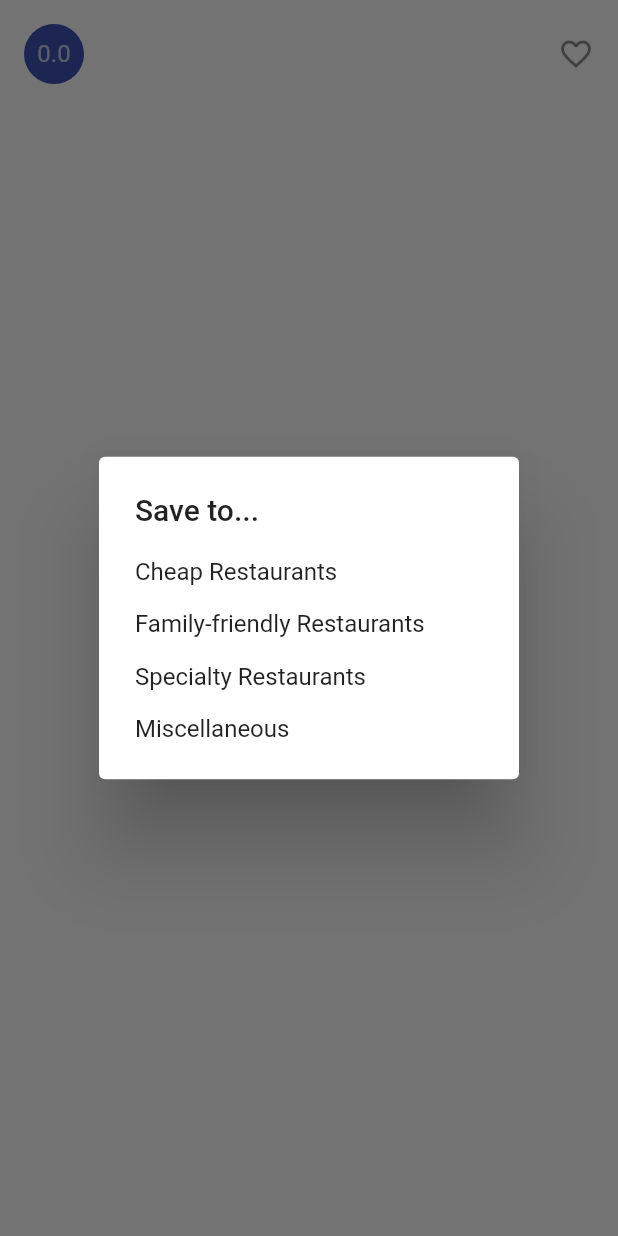
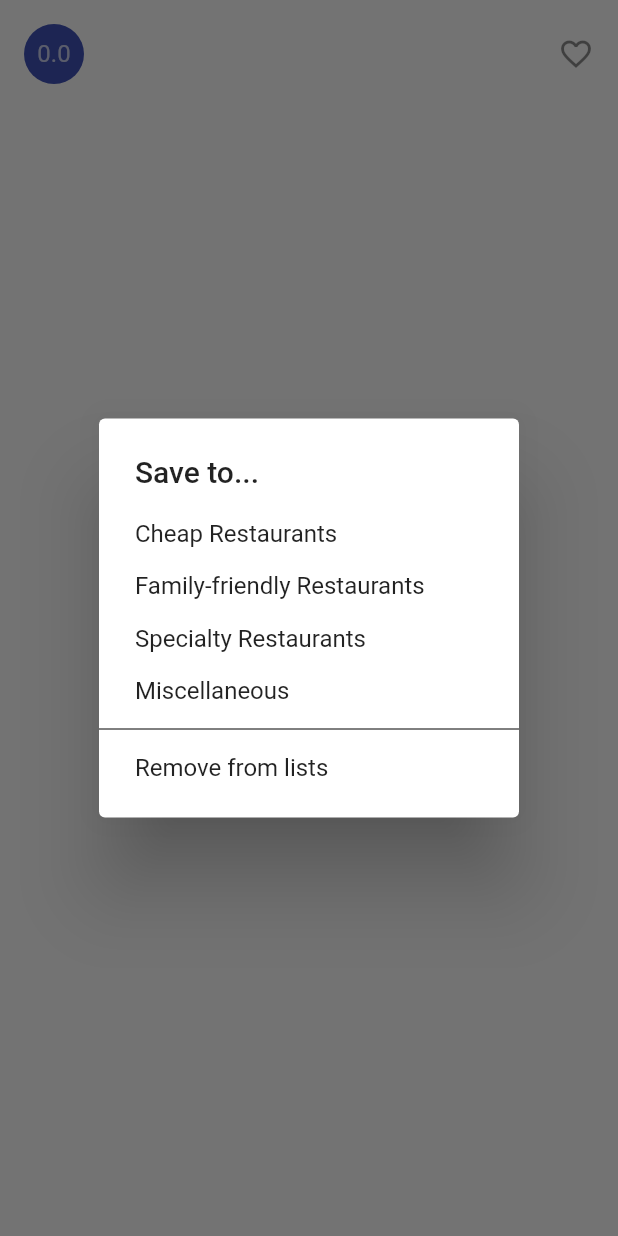
Before and after one commit to veltall/flutter-restaurant, a Flutter app: the PlaceWidget widget shown alone on an empty page, opened directly with empty values, after a tap on an icon or button, on a phone screen of 412 x 824 dp. Run offline on Flutter 3.47's test engine with Material 2 defaults, Android fonts, the phone set to English and light mode, and no system bars; network calls fail.

Commit message:
working well now with removal as well

```diff
--- a/lib/main.dart
+++ b/lib/main.dart
@@ -155,7 +155,14 @@ class _PlaceWidgetState extends State<PlaceWidget> {
                       onPressed: () {
                         Navigator.pop(context, RestaurantType.MISC);
                       },
-                      child: const Text('Miscellaneous'))
+                      child: const Text('Miscellaneous')),
+                      new Divider(color: Colors.black),
+                      new SimpleDialogOption(
+                        onPressed: () {
+                          Navigator.pop(context, null);
+                        },
+                        child: const Text('Remove from lists'),
+                      )
                 ]))) {
           case RestaurantType.CHEAP:
             saveTo = RestaurantType.CHEAP;
```
